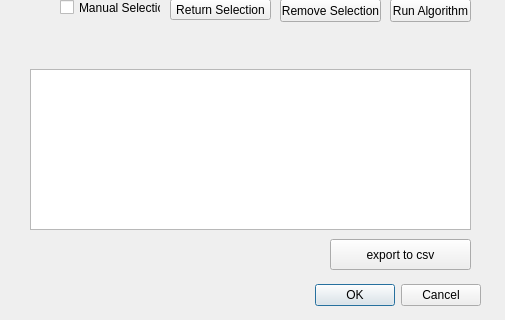
Old version of the form corridor_detection_dialog_base.ui in the repository meteergen/Corridor-Detection; both pictures show x 0 to 505 and y 231 to 551 of the 505 by 551 pixel window.
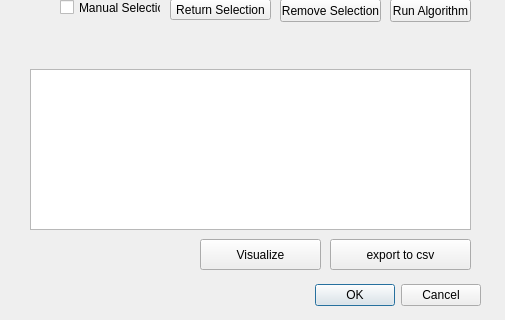
New version of the form.

```diff
--- a/corridor_detection_dialog_base.ui
+++ b/corridor_detection_dialog_base.ui
@@ -255,6 +255,19 @@
     <string>Prepare Layer</string>
    </property>
   </widget>
+  <widget class="QPushButton" name="visualizeButton">
+   <property name="geometry">
+    <rect>
+     <x>200</x>
+     <y>470</y>
+     <width>121</width>
+     <height>31</height>
+    </rect>
+   </property>
+   <property name="text">
+    <string>Visualize</string>
+   </property>
+  </widget>
  </widget>
  <resources/>
  <connections>
```
